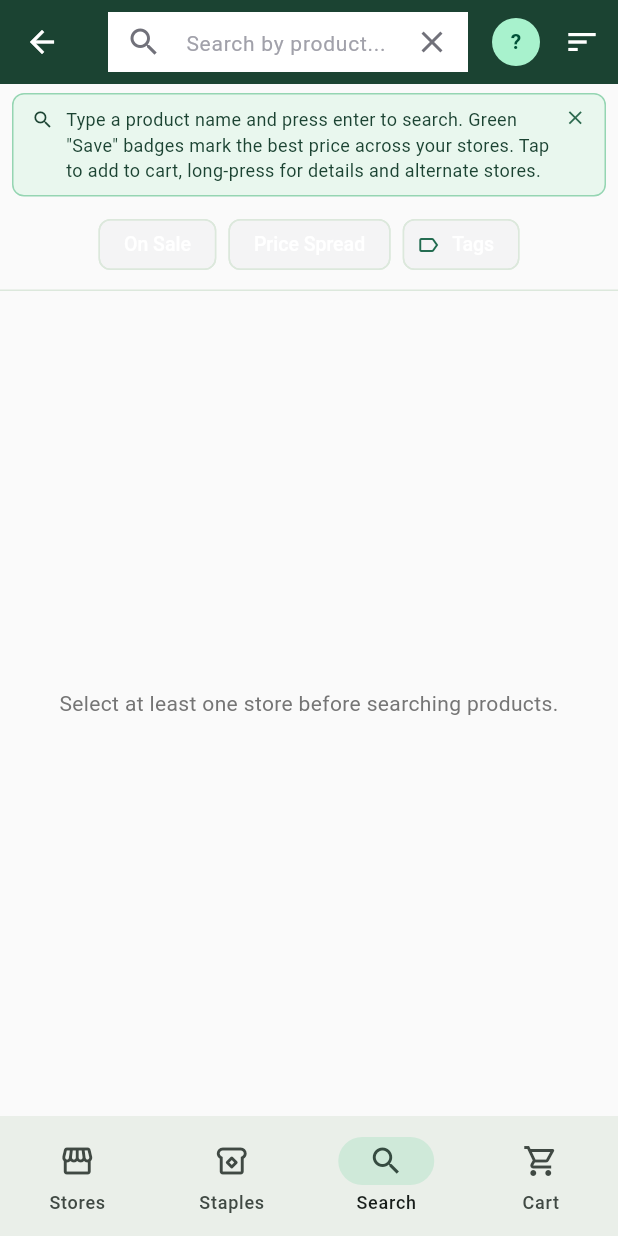
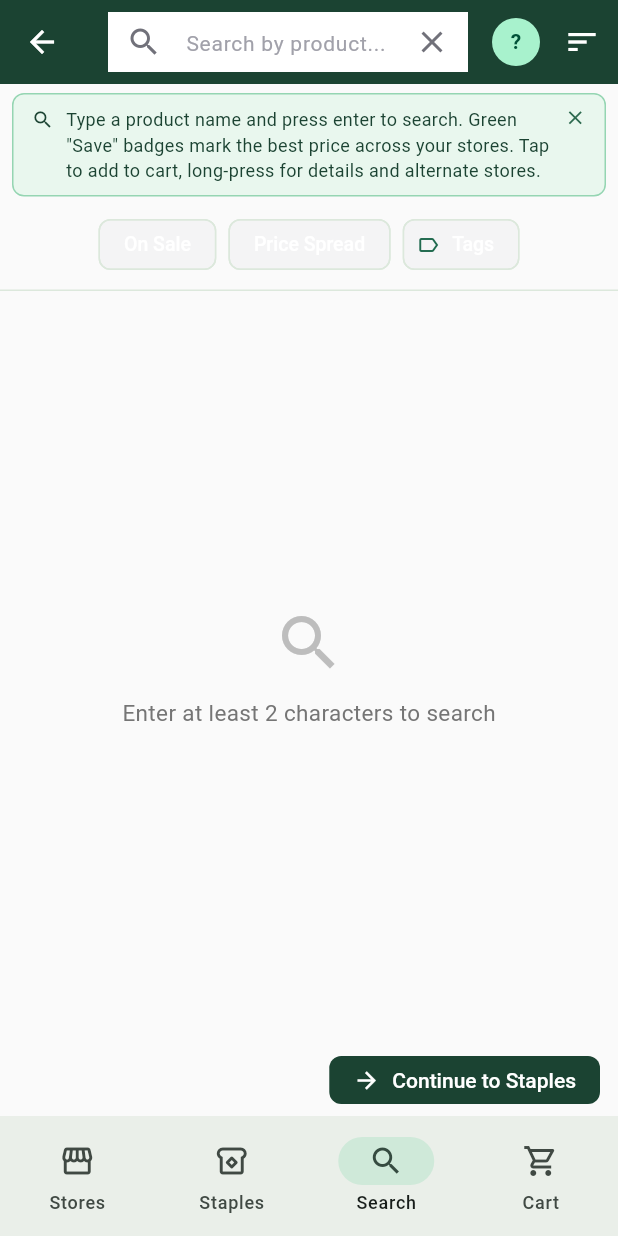
Before and after one commit to lance162001/GrocerySearch, a Flutter app: the SearchPage screen opened by its route, on a phone screen of 412 x 824 dp. Run offline on Flutter 3.47's test engine with Material 3 defaults, Android fonts, the phone set to English and light mode, and no system bars; our stand-ins replace cached_network_image, confetti, firebase_auth, firebase_core, fl_chart, google_sign_in and 1 more; missing offline and left inert: dart:html; accounts and stored records are empty; network calls fail.

Commit message:
feat: shimmer skeleton for product search initial load, page size 100→20
Co-Authored-By: Claude Sonnet 4.6 <noreply@anthropic.com>

```diff
--- a/app/lib/product_search.dart
+++ b/app/lib/product_search.dart
@@ -10,6 +10,7 @@ import 'package:flutter_front_end/widgets/product_detail_sheet.dart';
 import 'package:flutter_front_end/widgets/app_bar_user_menu.dart';
 import 'package:flutter_front_end/widgets/hint_banner.dart';
 import 'package:flutter_front_end/widgets/product_image.dart';
+import 'package:flutter_front_end/widgets/product_card_skeleton.dart';
 import 'package:flutter_front_end/widgets/top_level_navigation.dart';
 import 'package:provider/provider.dart';
 
@@ -31,7 +32,8 @@ class SearchPage extends StatefulWidget {
 }
 
 class _SearchPageState extends State<SearchPage> {
-  static const int pageLength = 100;
+  static const int pageLength = 20;
+  static const int _minSearchLength = 2;
 
   final Map<int, int> quantities = <int, int>{};
   final ScrollController scrollController = ScrollController();
@@ -56,7 +58,9 @@ class _SearchPageState extends State<SearchPage> {
     }
     final appState = context.read<AppState>();
     searchFieldController.text = appState.searchTerm;
-    _productsFuture = _loadProducts(resetPage: true);
+    if (appState.searchTerm.length >= _minSearchLength) {
+      _productsFuture = _loadProducts(resetPage: true);
+    }
     setupScrollListener(
       scrollController: scrollController,
       onAtBottom: _loadMoreProducts,
@@ -243,6 +247,15 @@ class _SearchPageState extends State<SearchPage> {
   }
 
   Future<void> _reloadProducts() async {
+    final searchTerm = context.read<AppState>().searchTerm;
+    if (searchTerm.length < _minSearchLength) {
+      if (_productsFuture != null) {
+        setState(() {
+          _productsFuture = null;
+        });
+      }
+      return;
+    }
     setState(() {
       _productsFuture = _loadProducts(resetPage: true);
     });
@@ -799,7 +812,21 @@ class _SearchPageState extends State<SearchPage> {
           _buildFilterBar(appState),
           const Divider(height: 1),
           Expanded(
-                child: FutureBuilder<List<Product>>(
+                child: _productsFuture == null
+                    ? Center(
+                        child: Column(
+                          mainAxisSize: MainAxisSize.min,
+                          children: [
+                            Icon(Icons.search, size: 48, color: Colors.grey[400]),
+                            const SizedBox(height: 12),
+                            Text(
+                              'Enter at least $_minSearchLength characters to search',
+                              style: TextStyle(fontSize: 15, color: Colors.grey[600]),
+                            ),
+                          ],
+                        ),
+                      )
+                    : FutureBuilder<List<Product>>(
                   future: _productsFuture,
         builder: (context, snapshot) {
           if (snapshot.hasData) {
@@ -960,18 +987,54 @@ class _SearchPageState extends State<SearchPage> {
           if (snapshot.hasError) {
             return Center(child: Text('${snapshot.error}'));
           }
-          return const Center(child: CircularProgressIndicator());
+          return ListView(
+            padding: const EdgeInsets.all(1),
+            children: const [
+              ProductCardSkeleton(opacity: 1.0),
+              ProductCardSkeleton(opacity: 1.0),
+              ProductCardSkeleton(opacity: 0.8),
+              ProductCardSkeleton(opacity: 0.55),
+              ProductCardSkeleton(opacity: 0.3),
+            ],
+          );
         },
       ),
           ),
         ],
       ),
       bottomNavigationBar: widget.bundleId == null
-          ? const SafeArea(
-              top: false,
-              child: TopLevelNavigationBar(
-                currentDestination: AppTopLevelDestination.search,
-              ),
+          ? Column(
+              mainAxisSize: MainAxisSize.min,
+              children: [
+                SafeArea(
+                  top: false,
+                  bottom: false,
+                  child: Padding(
+                    padding: const EdgeInsets.fromLTRB(12, 8, 12, 8),
+                    child: Align(
+                      alignment: Alignment.centerRight,
+                      child: ElevatedButton.icon(
+                        style: ElevatedButton.styleFrom(
+                          minimumSize: const Size(0, 40),
+                          padding: const EdgeInsets.symmetric(
+                            horizontal: 16,
+                            vertical: 10,
+                          ),
+                          visualDensity: VisualDensity.compact,
+                          tapTargetSize: MaterialTapTargetSize.shrinkWrap,
+                        ),
+                        onPressed: () => navigateToTopLevelDestination(
+                            context, AppTopLevelDestination.staples),
+                        icon: const Icon(Icons.arrow_forward, size: 18),
+                        label: const Text('Continue to Staples'),
+                      ),
+                    ),
+                  ),
+                ),
+                const TopLevelNavigationBar(
+                  currentDestination: AppTopLevelDestination.search,
+                ),
+              ],
             )
           : null,
     );
```
